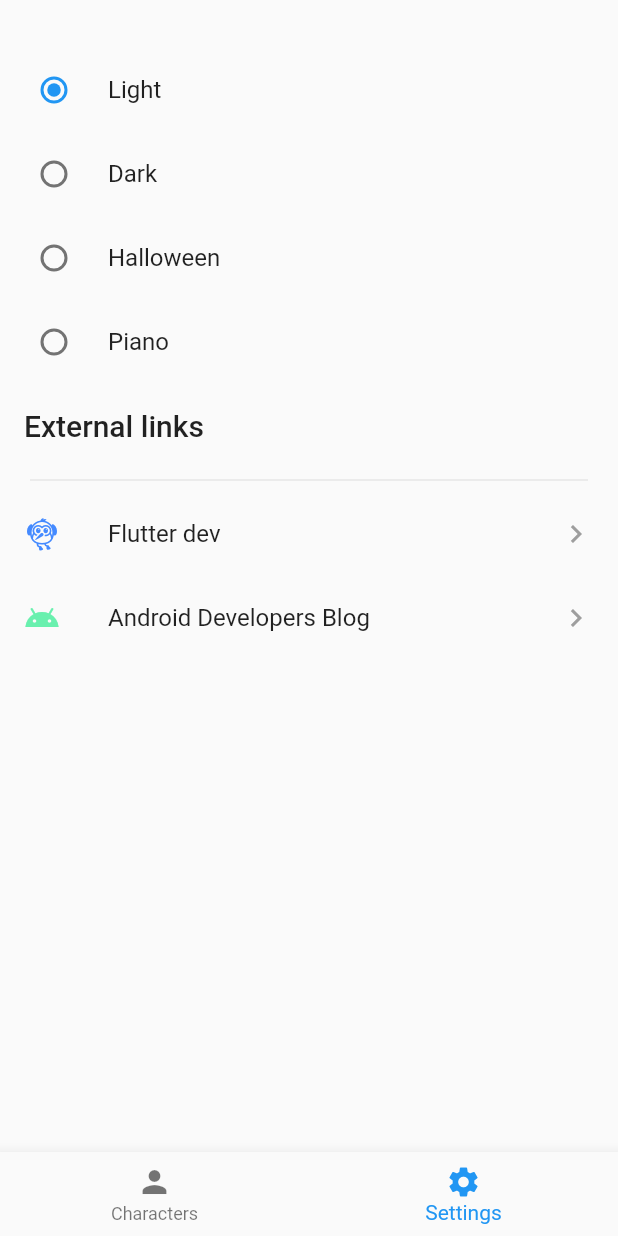
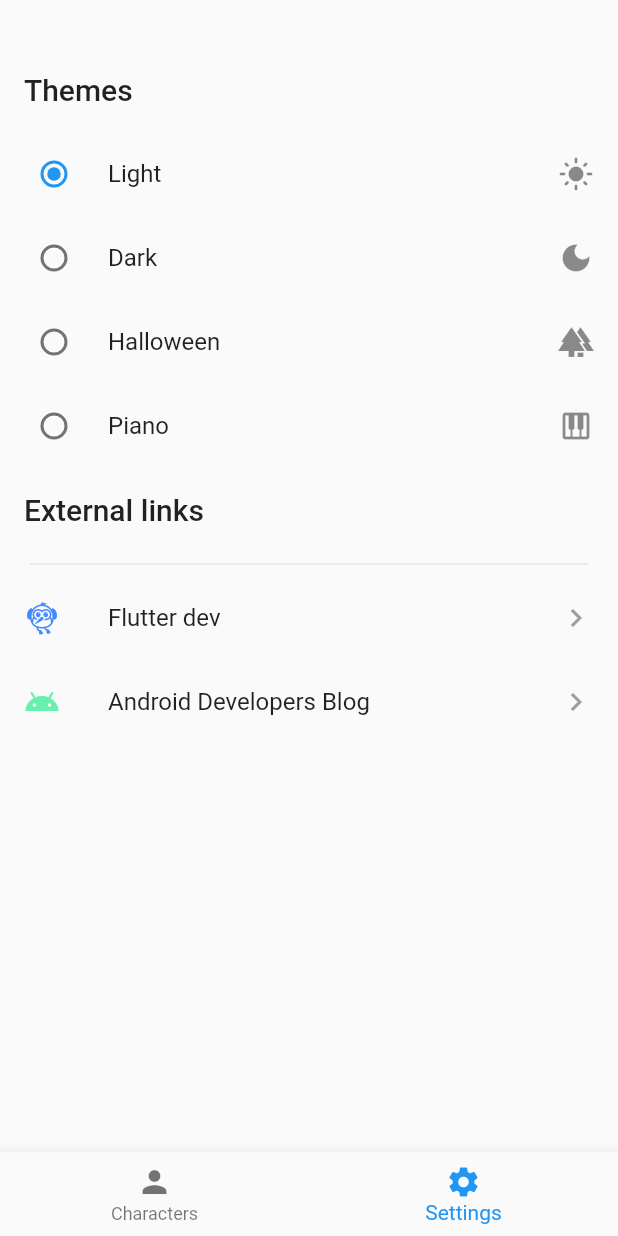
Before and after one commit to lucianamcedro/ricki_and_morty, a Flutter app: the screen it shows after launch, item 2 of the bottom bar chosen, on a phone screen of 412 x 824 dp. Run offline on Flutter 3.47's test engine with Material 2 defaults, Android fonts, the phone set to English and light mode, and no system bars; our stand-ins replace bloc_concurrency, device_preview, dio, equatable, flutter_bloc, get_it and 5 more; network calls fail; project files that could hold a hidden picture were left out.

Commit message:
ajustes finais no thema

```diff
--- a/lib/main.dart
+++ b/lib/main.dart
@@ -9,7 +9,7 @@ import 'package:get_it/get_it.dart';
 
 void main() async {
   WidgetsFlutterBinding.ensureInitialized();
-  configureDependencies();
+  await configureDependencies();
   runApp(
     DevicePreview(
       builder: (_) {
@@ -50,7 +50,7 @@ class _App extends StatelessWidget {
             ),
           );
         } else {
-          return const CircularProgressIndicator();
+          return const CircularProgressIndicator(); // Adicione um indicador de carregamento, se necessário
         }
       },
     );
--- a/lib/settings/presentation/widgets/settings_widget.dart
+++ b/lib/settings/presentation/widgets/settings_widget.dart
@@ -19,15 +19,21 @@ class SettingsWidget extends StatelessWidget {
                 const SizedBox(
                   height: 32.0,
                 ),
-                ...ApplicationTheme.themes.keys.map(
+                ListTile(
+                  title: Text(
+                    'Themes',
+                    style: Theme.of(context).textTheme.titleLarge,
+                  ),
+                ),
+                ...ApplicationTheme.themes.values.map(
                   (model) => RadioListTile(
-                    title: Text(model.title),
+                    title: Text(model.theme.title),
+                    secondary: model.icon,
                     value: model,
-                    groupValue: ApplicationTheme.byName(state)
-                        ?.theme, // Use model.theme em vez de model
+                    groupValue: ApplicationTheme.byName(state),
                     onChanged: (value) {
                       context.read<ThemeCubit>().changeTheme(
-                            (value as AppTheme).title,
+                            value?.theme.name ?? AppTheme.light.name,
                           );
                     },
                   ),
--- a/lib/shared/theme/application_theme.dart
+++ b/lib/shared/theme/application_theme.dart
@@ -1,41 +1,37 @@
 // ignore_for_file: avoid_classes_with_only_static_members
 
 import 'package:estudo_rick_xp_flutter/shared/theme/data/app_theme.dart';
+import 'package:estudo_rick_xp_flutter/shared/theme/data/app_theme_model.dart';
 import 'package:flutter/material.dart';
 import 'package:google_fonts/google_fonts.dart';
 
-class AppThemeModel {
-  AppThemeModel({required this.themeData, required this.theme});
-  final ThemeData themeData;
-  final AppTheme theme;
-}
-
 class ApplicationTheme {
-  static ThemeData getThemeData(AppTheme appTheme) {
-    return themes[appTheme]?.themeData ?? ThemeData.light();
-  }
-
   static AppThemeModel? byName(String themeName) {
     try {
-      return themes.values
-          .firstWhere((model) => model.theme.title == themeName);
+      return themes[AppTheme.values.byName(themeName)];
     } catch (_) {
-      return themes.values.first;
+      return themes.entries.first.value;
     }
   }
 
-  static Map<AppTheme, AppThemeModel> themes = {
+  static final themes = {
     AppTheme.light: AppThemeModel(
       theme: AppTheme.light,
       themeData: ThemeData(
         brightness: Brightness.light,
         cardTheme: const CardTheme(elevation: 4.0),
       ),
+      icon: const Icon(
+        Icons.light_mode,
+      ),
     ),
     AppTheme.dark: AppThemeModel(
       theme: AppTheme.dark,
       themeData: ThemeData(
         brightness: Brightness.dark,
+      ),
+      icon: const Icon(
+        Icons.dark_mode,
       ),
     ),
     AppTheme.halloween: AppThemeModel(
@@ -46,6 +42,9 @@ class ApplicationTheme {
         colorScheme: ColorScheme.fromSwatch(
           primarySwatch: Colors.orange,
         ),
+      ),
+      icon: const Icon(
+        Icons.forest,
       ),
     ),
     AppTheme.piano: AppThemeModel(
@@ -72,6 +71,9 @@ class ApplicationTheme {
           }),
         ),
       ),
+      icon: const Icon(
+        Icons.piano,
+      ),
     ),
   };
 }
--- a/lib/shared/theme/data/app_theme_model.dart
+++ b/lib/shared/theme/data/app_theme_model.dart
@@ -5,8 +5,10 @@ class AppThemeModel {
   AppThemeModel({
     required this.theme,
     required this.themeData,
+    required this.icon,
   });
 
   final AppTheme theme;
   final ThemeData themeData;
+  final Icon icon;
 }
```
